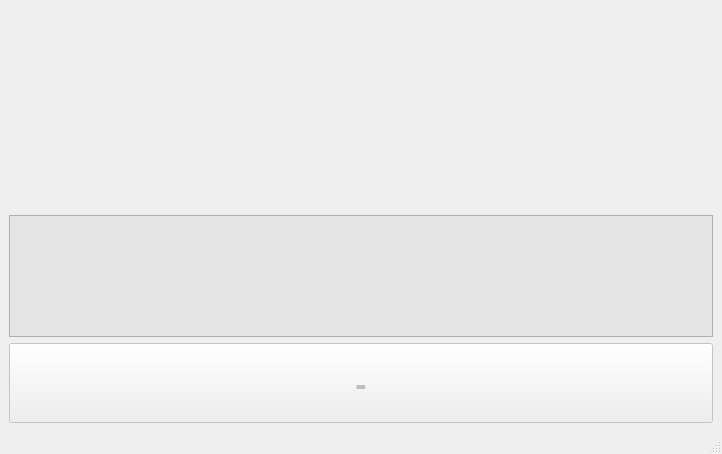
PaulFilms/pydeveloptools, file forms/PYQT_QLICENSE_main.ui: the form before one commit.
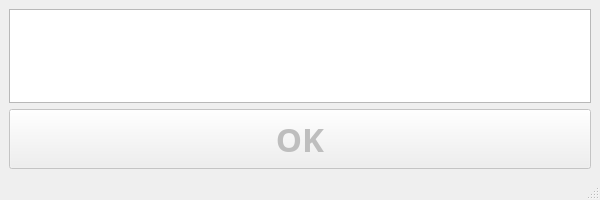
The form after the commit. Icons and pictures are not drawn.

```diff
--- a/forms/PYQT_QLICENSE_main.ui
+++ b/forms/PYQT_QLICENSE_main.ui
@@ -6,8 +6,8 @@
    <rect>
     <x>0</x>
     <y>0</y>
-    <width>722</width>
-    <height>454</height>
+    <width>600</width>
+    <height>200</height>
    </rect>
   </property>
   <property name="windowTitle">
@@ -15,105 +15,27 @@
   </property>
   <widget class="QWidget" name="centralwidget">
    <layout class="QGridLayout" name="gridLayout">
-    <item row="0" column="0">
-     <widget class="QLabel" name="lbl_banner">
-      <property name="minimumSize">
-       <size>
-        <width>700</width>
-        <height>200</height>
-       </size>
-      </property>
-      <property name="maximumSize">
-       <size>
-        <width>700</width>
-        <height>200</height>
-       </size>
-      </property>
-      <property name="toolTip">
-       <string notr="true"/>
-      </property>
-      <property name="statusTip">
-       <string notr="true"/>
-      </property>
-      <property name="whatsThis">
-       <string notr="true"/>
-      </property>
-      <property name="accessibleName">
-       <string notr="true"/>
-      </property>
-      <property name="accessibleDescription">
-       <string notr="true"/>
-      </property>
-      <property name="text">
-       <string notr="true"/>
-      </property>
-      <property name="pixmap">
-       <pixmap>../../../../Desktop/BANNER.png</pixmap>
-      </property>
-     </widget>
-    </item>
     <item row="1" column="0">
-     <widget class="QPlainTextEdit" name="tx_log">
-      <property name="font">
-       <font>
-        <family>Consolas</family>
-        <pointsize>10</pointsize>
-       </font>
-      </property>
-      <property name="statusTip">
-       <string notr="true"/>
-      </property>
-      <property name="whatsThis">
-       <string notr="true"/>
-      </property>
-      <property name="accessibleName">
-       <string notr="true"/>
-      </property>
-      <property name="accessibleDescription">
-       <string notr="true"/>
-      </property>
-      <property name="styleSheet">
-       <string notr="true">background-color: rgb(228, 228, 228);</string>
-      </property>
-      <property name="documentTitle">
-       <string notr="true"/>
-      </property>
-      <property name="readOnly">
-       <bool>true</bool>
-      </property>
-      <property name="plainText">
-       <string notr="true"/>
-      </property>
-      <property name="textInteractionFlags">
-       <set>Qt::TextSelectableByMouse</set>
-      </property>
-      <property name="placeholderText">
-       <string notr="true"/>
-      </property>
-     </widget>
-    </item>
-    <item row="2" column="0">
-     <widget class="QPushButton" name="btn_start">
+     <widget class="QPushButton" name="btn">
       <property name="enabled">
        <bool>false</bool>
       </property>
       <property name="minimumSize">
        <size>
         <width>0</width>
-        <height>80</height>
+        <height>60</height>
        </size>
       </property>
       <property name="maximumSize">
        <size>
         <width>16777215</width>
-        <height>80</height>
+        <height>60</height>
        </size>
       </property>
       <property name="font">
        <font>
         <family>Arial Rounded MT Bold</family>
         <pointsize>25</pointsize>
-        <weight>75</weight>
         <bold>true</bold>
        </font>
       </property>
@@ -133,7 +55,7 @@
        <string notr="true"/>
       </property>
       <property name="text">
-       <string notr="true">-</string>
+       <string notr="true">OK</string>
       </property>
       <property name="iconSize">
        <size>
@@ -146,6 +68,43 @@
       </property>
      </widget>
     </item>
+    <item row="0" column="0">
+     <widget class="QTextEdit" name="tx_preview">
+      <property name="font">
+       <font>
+        <family>Consolas</family>
+       </font>
+      </property>
+      <property name="whatsThis">
+       <string notr="true"/>
+      </property>
+      <property name="accessibleName">
+       <string notr="true"/>
+      </property>
+      <property name="accessibleDescription">
+       <string notr="true"/>
+      </property>
+      <property name="documentTitle">
+       <string notr="true"/>
+      </property>
+      <property name="markdown">
+       <string notr="true"/>
+      </property>
+      <property name="html">
+       <string notr="true">&lt;!DOCTYPE HTML PUBLIC &quot;-//W3C//DTD HTML 4.0//EN&quot; &quot;http://www.w3.org/TR/REC-html40/strict.dtd&quot;&gt;
+&lt;html&gt;&lt;head&gt;&lt;meta name=&quot;qrichtext&quot; content=&quot;1&quot; /&gt;&lt;meta charset=&quot;utf-8&quot; /&gt;&lt;style type=&quot;text/css&quot;&gt;
+p, li { white-space: pre-wrap; }
+hr { height: 1px; border-width: 0; }
+li.unchecked::marker { content: &quot;\2610&quot;; }
+li.checked::marker { content: &quot;\2612&quot;; }
+&lt;/style&gt;&lt;/head&gt;&lt;body style=&quot; font-family:'Consolas'; font-size:9pt; font-weight:400; font-style:normal;&quot;&gt;
+&lt;p style=&quot;-qt-paragraph-type:empty; margin-top:0px; margin-bottom:0px; margin-left:0px; margin-right:0px; -qt-block-indent:0; text-indent:0px; font-family:'Segoe UI';&quot;&gt;&lt;br /&gt;&lt;/p&gt;&lt;/body&gt;&lt;/html&gt;</string>
+      </property>
+      <property name="placeholderText">
+       <string notr="true"/>
+      </property>
+     </widget>
+    </item>
    </layout>
   </widget>
   <widget class="QStatusBar" name="statusbar"/>
```
Left out of the diff: 9 changed lines with no effect on the pictures.
